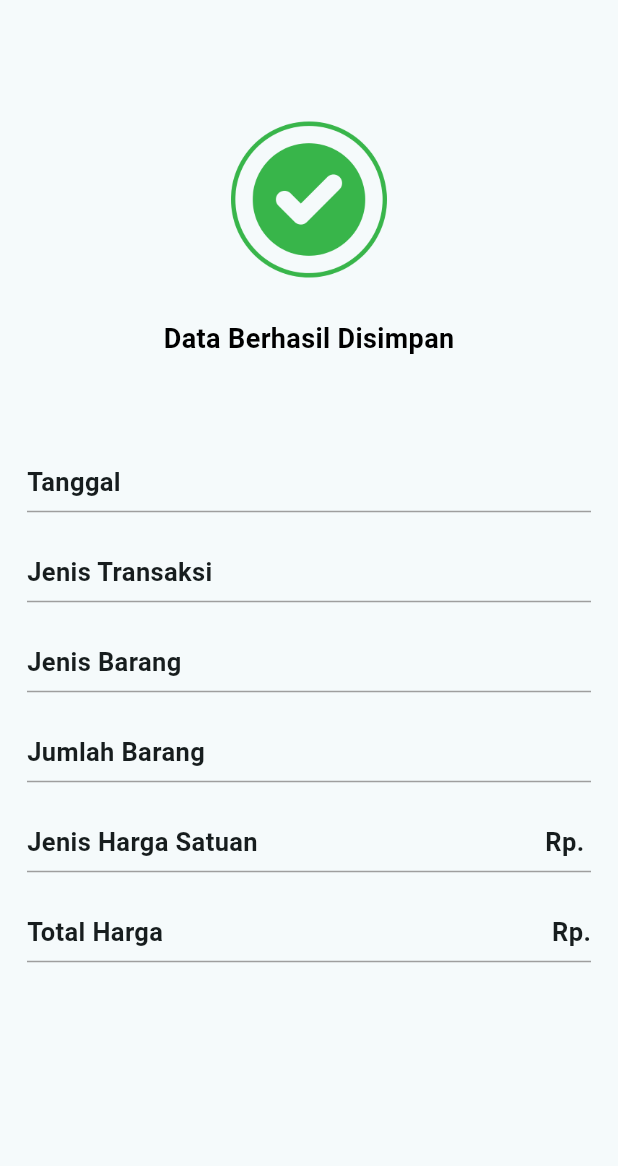
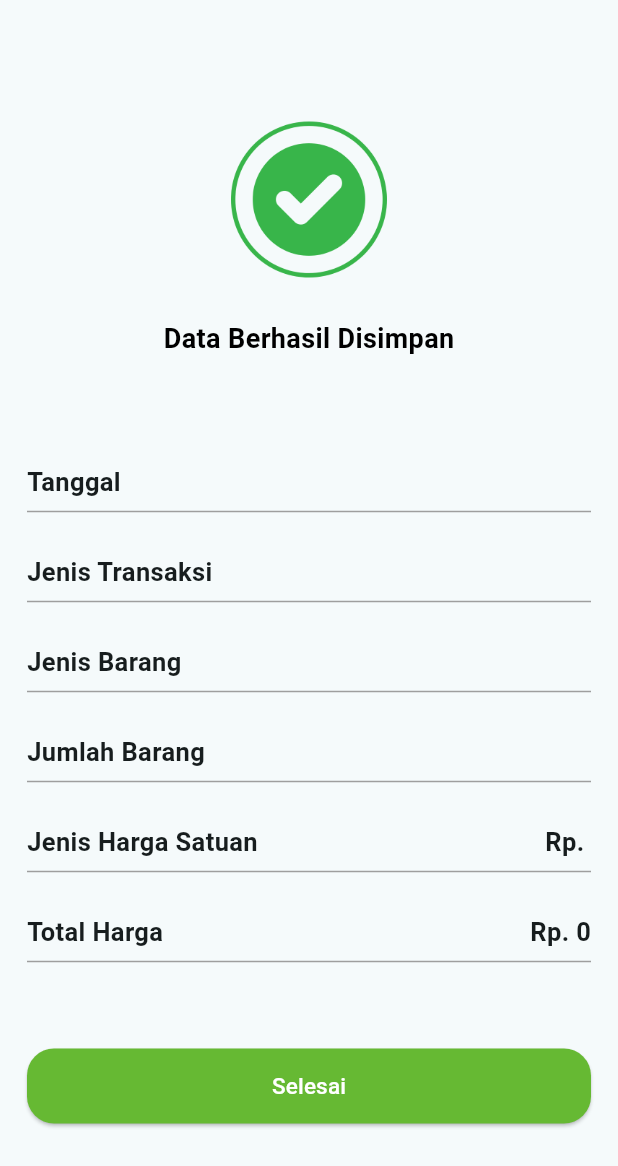
Before and after one commit to Defarrel/20220140033_UCP1Flutter, a Flutter app: the DetailBarang screen opened directly with empty values, on a phone screen of 412 x 824 dp. Shown: the top 1166 px of the screen. Run offline on Flutter 3.47's test engine with Material 3 defaults, Android fonts, the phone set to English and light mode, and no system bars.

Commit message:
Menambahkan fungsi menghitung total transaksi dan menambahkan button untuk kembali ke home

```diff
--- a/lib/barang/detail_barang.dart
+++ b/lib/barang/detail_barang.dart
@@ -2,6 +2,7 @@ import 'package:flutter/material.dart';
 
 class DetailBarang extends StatelessWidget {
   final String tanggal, jumlah, jenisBarang, jenisTransaksi, harga;
+  final int totalHarga;
   const DetailBarang({
     super.key,
     required this.tanggal,
@@ -9,6 +10,7 @@ class DetailBarang extends StatelessWidget {
     required this.jenisBarang,
     required this.jenisTransaksi,
     required this.harga,
+    required this.totalHarga,
   });
 
   @override
@@ -161,7 +163,7 @@ class DetailBarang extends StatelessWidget {
                           ),
                         ),
                         Text(
-                          'Rp.',
+                          'Rp. $totalHarga',
                           style: TextStyle(
                             fontSize: 17,
                             fontWeight: FontWeight.bold,
@@ -173,6 +175,23 @@ class DetailBarang extends StatelessWidget {
                     SizedBox(height: 20),
                   ],
                 ),
+                SizedBox(height: 30),
+                ElevatedButton(
+                  style: ElevatedButton.styleFrom(
+                    shape: RoundedRectangleBorder(
+                      borderRadius: BorderRadius.circular(18),
+                    ),
+                    backgroundColor: const Color.fromARGB(255, 102, 185, 51),
+                    minimumSize: const Size(390, 50),
+                  ),
+                  onPressed: () {
+                    Navigator.popUntil(context, (route) => route.isFirst);
+                  },
+                  child: const Text(
+                    'Selesai',
+                    style: TextStyle(fontSize: 15, color: Colors.white),
+                  ),
+                ),
               ],
             ),
           ),
```
Also changed, not shown: lib/barang/pendataan_barang.dart (+24 -6 lines).
